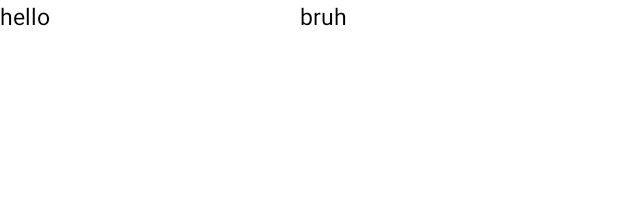
After one commit to p1an7/VUZwiki, an Android app: the layout speciality_list_item.xml on its own in the app's theme, with its tools: preview values and no code run, on a phone screen of 412 x 824 dp. The commit adds this screen. Shown: the top 197 px of the screen. Run offline under Robolectric (Android 15) with nearby library versions, the phone set to English and light mode, and no system bars.

Commit message:
more layouts more clases

```diff
--- a/app/build.gradle
+++ b/app/build.gradle
@@ -25,6 +25,9 @@
         sourceCompatibility JavaVersion.VERSION_1_8
         targetCompatibility JavaVersion.VERSION_1_8
     }
+    buildFeatures {
+        viewBinding true
+    }
 }
 
 dependencies {
@@ -32,6 +35,8 @@
     implementation 'androidx.appcompat:appcompat:1.4.1'
     implementation 'com.google.android.material:material:1.5.0'
     implementation 'androidx.constraintlayout:constraintlayout:2.1.3'
+    implementation 'androidx.navigation:navigation-fragment:2.3.5'
+    implementation 'androidx.navigation:navigation-ui:2.3.5'
     testImplementation 'junit:junit:4.+'
     androidTestImplementation 'androidx.test.ext:junit:1.1.3'
     androidTestImplementation 'androidx.test.espresso:espresso-core:3.4.0'
--- /dev/null
+++ b/app/src/main/res/layout/speciality_list_item.xml
@@ -0,0 +1,24 @@
+<?xml version="1.0" encoding="utf-8"?>
+<RelativeLayout xmlns:android="http://schemas.android.com/apk/res/android"
+    android:layout_width="match_parent"
+    android:layout_height="match_parent"
+    android:orientation="horizontal">
+    <TextView
+        android:id="@+id/speciality_list_item.spec_name"
+        android:layout_width="match_parent"
+        android:layout_height="wrap_content"
+        android:textColor="@color/black"
+        android:textSize="15dp"
+        android:text="hello"
+        android:layout_marginRight="200dp"/>
+    <TextView
+        android:id="@+id/speciality_list_item.spec_bal"
+        android:layout_width="match_parent"
+        android:layout_height="wrap_content"
+        android:textColor="@color/black"
+        android:textSize="15dp"
+        android:text="bruh"
+        android:layout_marginLeft="200dp"/>
+
+
+</RelativeLayout>
--- /dev/null
+++ b/app/src/main/res/values-land/dimens.xml
@@ -0,0 +1,3 @@
+<resources>
+    <dimen name="fab_margin">48dp</dimen>
+</resources>
--- /dev/null
+++ b/app/src/main/res/values-w1240dp/dimens.xml
@@ -0,0 +1,3 @@
+<resources>
+    <dimen name="fab_margin">200dp</dimen>
+</resources>
--- /dev/null
+++ b/app/src/main/res/values-w600dp/dimens.xml
@@ -0,0 +1,3 @@
+<resources>
+    <dimen name="fab_margin">48dp</dimen>
+</resources>
--- /dev/null
+++ b/app/src/main/res/values/dimens.xml
@@ -0,0 +1,3 @@
+<resources>
+    <dimen name="fab_margin">16dp</dimen>
+</resources>
--- a/app/src/main/res/values/themes.xml
+++ b/app/src/main/res/values/themes.xml
@@ -13,4 +13,13 @@
         <item name="android:statusBarColor" tools:targetApi="l">?attr/colorPrimaryVariant</item>
         <!-- Customize your theme here. -->
     </style>
+
+    <style name="Theme.Vuzopedia.NoActionBar">
+        <item name="windowActionBar">false</item>
+        <item name="windowNoTitle">true</item>
+    </style>
+
+    <style name="Theme.Vuzopedia.AppBarOverlay" parent="ThemeOverlay.AppCompat.Dark.ActionBar" />
+
+    <style name="Theme.Vuzopedia.PopupOverlay" parent="ThemeOverlay.AppCompat.Light" />
 </resources>
```
Also changed, not shown: app/src/main/AndroidManifest.xml (+7 -2 lines), app/src/main/java/ru/myitschool/vsu/g5_2021/vuzopedia/FirstFragment.java (added, +47 -0 lines), app/src/main/java/ru/myitschool/vsu/g5_2021/vuzopedia/FourthActivity.java (added, +14 -0 lines), app/src/main/java/ru/myitschool/vsu/g5_2021/vuzopedia/SecondFragment.java (added, +47 -0 lines), app/src/main/java/ru/myitschool/vsu/g5_2021/vuzopedia/models/allSpecialities.java (added, +7 -0 lines), app/src/main/java/ru/myitschool/vsu/g5_2021/vuzopedia/models/specialityDescription.java (added, +7 -0 lines), app/src/main/res/layout/activity_fourth.xml (added, +29 -0 lines), app/src/main/res/navigation/nav_graph.xml (added, +28 -0 lines), app/src/main/res/values/strings.xml (+9 -0 lines).
